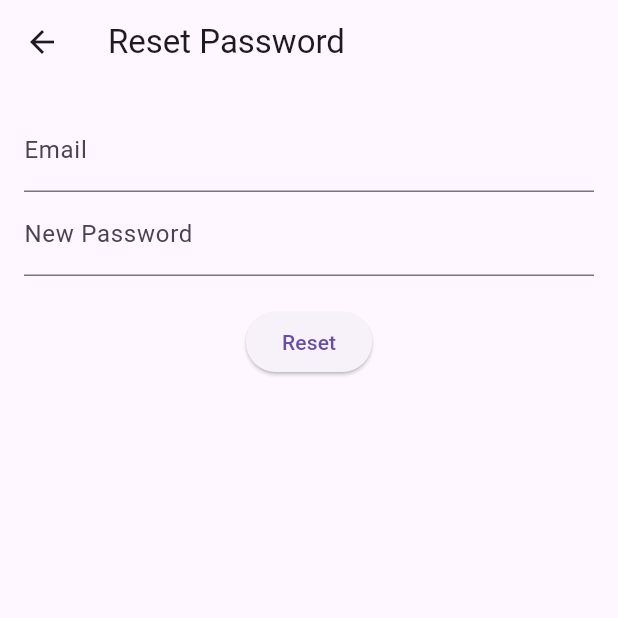
After one commit to N-Adkins/cop4331-team4-largeproject-mobile, a Flutter app: the screen it shows after launch, after a tap on "Forgot your password?", on a phone screen of 412 x 824 dp, the top half of it. The commit adds this screen. Run offline on Flutter 3.47's test engine with Material 3 defaults, Android fonts, the phone set to English and light mode, and no system bars; our stand-ins replace jwt_decoder; missing offline and left inert: dart_jsonwebtoken.

Commit message:
Added basic password reset

```diff
--- /dev/null
+++ b/lib/forgotPassword.dart
@@ -0,0 +1,92 @@
+import 'dart:developer';
+
+import 'package:flutter/material.dart';
+import 'package:flutter/widgets.dart';
+import 'package:group4_mobile_app/api.dart';
+
+class ForgotPasswordPage extends StatefulWidget {
+  @override _ForgotPasswordPageState createState() => _ForgotPasswordPageState();
+}
+
+class _ForgotPasswordPageState extends State<ForgotPasswordPage> {
+  final _formKey = GlobalKey<FormState>();
+  String? email;
+  String? newPassword;
+
+  @override
+  Widget build(BuildContext context) {
+    return Scaffold(
+      appBar: AppBar(title: Text('Reset Password')),
+      body: Padding(
+        padding: const EdgeInsets.all(16.0),
+        child: Form(
+          key: _formKey,
+          child: Column(
+            children: <Widget>[
+              TextFormField(
+                decoration: InputDecoration(labelText: 'Email'),
+                validator: (value) {
+                  if (value == null || value.isEmpty) {
+                    return 'Please enter your account\'s email';
+                  }
+                  return null;
+                },
+                onSaved: (value) => email = value,
+              ),
+
+              TextFormField(
+                decoration: InputDecoration(labelText: 'New Password'),
+                obscureText: true,
+                validator: (value) {
+                  if (value == null || value.isEmpty) {
+                    return 'Please enter a new password';
+                  }
+                  return null;
+                },
+                onSaved: (value) => newPassword = value,
+              ),
+
+              SizedBox(height: 20),
+              ElevatedButton(
+                onPressed: () {
+                  if (_formKey.currentState!.validate()) {
+                    _formKey.currentState!.save();
+                    ApiService.postJson('/resetpassword', <String, dynamic>{
+                      'email': email!,
+                      'password': newPassword!,
+                    }).then((response) {
+                      if (response["error"] != null) {
+                        if (response["error"] == "") {
+                          ScaffoldMessenger.of(context).showSnackBar(
+                              SnackBar(content: Text(
+                                  'Successfully reset password'))
+                          );
+                          Navigator.pop(context);
+                        } else {
+                          ScaffoldMessenger.of(context).showSnackBar(
+                              SnackBar(content: Text(
+                                  response["error"].toString()
+                              ))
+                          );
+                        }
+                      } else {
+                        ScaffoldMessenger.of(context).showSnackBar(
+                            SnackBar(content: Text(
+                              'Internal server error',
+                            ))
+                        );
+                      }
+                    });
+                  }
+                },
+                child: Text(
+                  "Reset",
+                ),
+              ),
+            ],
+          )
+        ),
+      ),
+    );
+  }
+}
--- a/lib/login.dart
+++ b/lib/login.dart
@@ -1,4 +1,5 @@
 import 'package:flutter/material.dart';
+import 'package:group4_mobile_app/forgotPassword.dart';
 import 'package:group4_mobile_app/session.dart';
 import 'register.dart';
 import 'main.dart';
@@ -147,6 +148,27 @@ class _LoginPageState extends State<LoginPage> {
                   ),
                 ),
               ),
+
+              SizedBox(height: 20),
+
+              // Reset password
+              Center(
+                child: GestureDetector(
+                  onTap: () {
+                    Navigator.push(
+                      context,
+                      MaterialPageRoute(builder: (context) => ForgotPasswordPage()),
+                    );
+                  },
+                  child: Text(
+                    'Forgot your password?',
+                    style: TextStyle(
+                      color: Colors.blue,
+                      fontSize: 16,
+                    )
+                  )
+                )
+              )
             ],
           ),
         ),
--- a/lib/register.dart
+++ b/lib/register.dart
@@ -105,6 +105,7 @@ class _RegisterPageState extends State<RegisterPage> {
                               SnackBar(content: Text(
                                   'Successfully registered $firstName $lastName, please check your email to verify'))
                           );
+                          Navigator.pop(context);
                         } else {
                           ScaffoldMessenger.of(context).showSnackBar(
                             SnackBar(content: Text(
```
